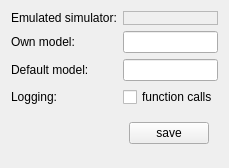
swift-project/pilotclient, file src/blackgui/components/settingsswiftplugin.ui: the form before one commit.
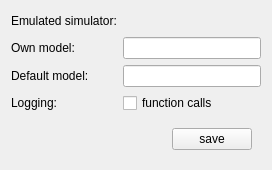
The form after the commit. Custom widgets are drawn as their Qt base class.

Commit message: Ref T429, allow to set heading in emulated driver so PBH can be tested

```diff
--- a/src/blackgui/components/settingsswiftplugin.ui
+++ b/src/blackgui/components/settingsswiftplugin.ui
@@ -6,8 +6,8 @@
    <rect>
     <x>0</x>
     <y>0</y>
-    <width>215</width>
-    <height>168</height>
+    <width>272</width>
+    <height>162</height>
    </rect>
   </property>
   <property name="windowTitle">
@@ -21,27 +21,17 @@
      </property>
     </widget>
    </item>
-   <item row="0" column="1">
-    <widget class="BlackGui::Components::CSimulatorSelector" name="comp_EmulatedSimulatorSelector">
-     <property name="frameShape">
-      <enum>QFrame::StyledPanel</enum>
-     </property>
-     <property name="frameShadow">
-      <enum>QFrame::Raised</enum>
-     </property>
-    </widget>
-   </item>
-   <item row="2" column="0">
+   <item row="3" column="0">
     <widget class="QLabel" name="lbl_DefaultModel">
      <property name="text">
       <string>Default model:</string>
      </property>
     </widget>
    </item>
-   <item row="2" column="1">
+   <item row="3" column="1">
     <widget class="BlackGui::Components::CDbModelKeyCompleter" name="lep_DefaultModel"/>
    </item>
-   <item row="5" column="0" colspan="2">
+   <item row="6" column="0" colspan="2">
     <widget class="QWidget" name="wi_Buttons" native="true">
      <layout class="QHBoxLayout" name="horizontalLayout">
       <item>
@@ -67,30 +57,71 @@
      </layout>
     </widget>
    </item>
-   <item row="3" column="1">
+   <item row="4" column="1">
     <widget class="QCheckBox" name="cb_LogFunctionCalls">
      <property name="text">
       <string>function calls</string>
      </property>
     </widget>
    </item>
-   <item row="3" column="0">
+   <item row="4" column="0">
     <widget class="QLabel" name="lbl_Logging">
      <property name="text">
       <string>Logging:</string>
      </property>
     </widget>
    </item>
-   <item row="1" column="0">
+   <item row="2" column="0">
     <widget class="QLabel" name="lbl_OwnModel">
      <property name="text">
       <string>Own model:</string>
      </property>
     </widget>
    </item>
-   <item row="1" column="1">
+   <item row="2" column="1">
     <widget class="BlackGui::Components::CDbModelKeyCompleter" name="lep_OwnModel"/>
    </item>
+   <item row="0" column="1">
+    <widget class="QWidget" name="wi_EmulatedSimulator" native="true">
+     <layout class="QHBoxLayout" name="hl_EmulatedSimulator">
+      <property name="leftMargin">
+       <number>0</number>
+      </property>
+      <property name="topMargin">
+       <number>0</number>
+      </property>
+      <property name="rightMargin">
+       <number>0</number>
+      </property>
+      <property name="bottomMargin">
+       <number>0</number>
+      </property>
+      <item>
+       <widget class="BlackGui::Components::CSimulatorSelector" name="comp_EmulatedSimulatorSelector">
+        <property name="minimumSize">
+         <size>
+          <width>125</width>
+          <height>0</height>
+         </size>
+        </property>
+       </widget>
+      </item>
+      <item>
+       <spacer name="hs_EmulatedSimulator">
+        <property name="orientation">
+         <enum>Qt::Horizontal</enum>
+        </property>
+        <property name="sizeHint" stdset="0">
+         <size>
+          <width>40</width>
+          <height>20</height>
+         </size>
+        </property>
+       </spacer>
+      </item>
+     </layout>
+    </widget>
+   </item>
   </layout>
  </widget>
  <customwidgets>
```
The commit also changes 6 other files.
